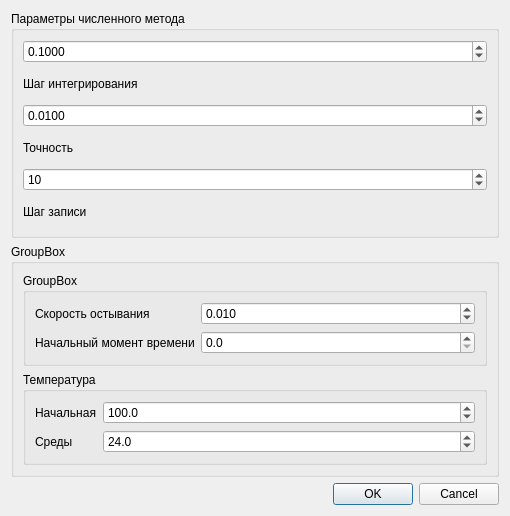
Above: app/ui/KettleForm.ui from ISTU-Labs/pt-2271-2018 before the change. Below: the same form after it.
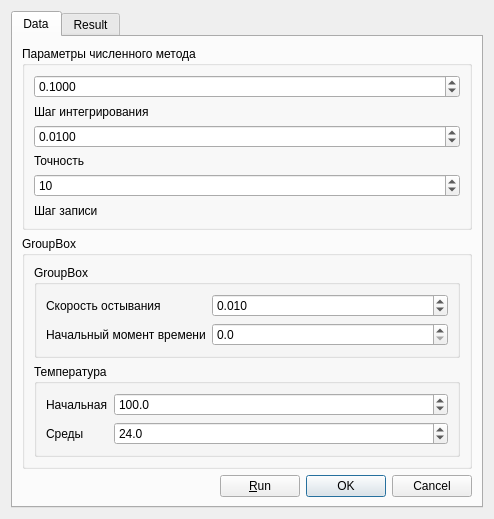
That is the form after the change.

Commit message: Added new tab to the interface

Patch:
```diff
--- a/app/ui/KettleForm.ui
+++ b/app/ui/KettleForm.ui
@@ -6,13 +6,23 @@
    <rect>
     <x>0</x>
     <y>0</y>
-    <width>510</width>
-    <height>516</height>
+    <width>494</width>
+    <height>519</height>
    </rect>
   </property>
   <property name="windowTitle">
    <string>Dialog</string>
   </property>
+  <layout class="QVBoxLayout" name="verticalLayout_5">
+   <item>
+    <widget class="QTabWidget" name="tabs">
+     <property name="currentIndex">
+      <number>0</number>
+     </property>
+     <widget class="QWidget" name="tab">
+      <attribute name="title">
+       <string>Data</string>
+      </attribute>
   <layout class="QVBoxLayout" name="verticalLayout_3">
    <item>
     <widget class="QGroupBox" name="groupBox_2">
@@ -225,6 +235,30 @@
     </widget>
    </item>
    <item>
+        <layout class="QHBoxLayout" name="horizontalLayout_2">
+         <item>
+          <spacer name="horizontalSpacer">
+           <property name="orientation">
+            <enum>Qt::Horizontal</enum>
+           </property>
+           <property name="sizeHint" stdset="0">
+            <size>
+             <width>40</width>
+             <height>20</height>
+            </size>
+           </property>
+          </spacer>
+         </item>
+         <item>
+          <layout class="QHBoxLayout" name="horizontalLayout">
+           <item>
+            <widget class="QPushButton" name="run">
+             <property name="text">
+              <string>&amp;Run</string>
+             </property>
+            </widget>
+           </item>
+           <item>
     <widget class="QDialogButtonBox" name="buttonBox">
      <property name="orientation">
       <enum>Qt::Horizontal</enum>
@@ -232,6 +266,24 @@
      <property name="standardButtons">
       <set>QDialogButtonBox::Cancel|QDialogButtonBox::Ok</set>
      </property>
+            </widget>
+           </item>
+          </layout>
+         </item>
+        </layout>
+       </item>
+      </layout>
+     </widget>
+     <widget class="QWidget" name="tab_2">
+      <attribute name="title">
+       <string>Result</string>
+      </attribute>
+      <layout class="QVBoxLayout" name="verticalLayout_6">
+       <item>
+        <widget class="QGraphicsView" name="result"/>
+       </item>
+      </layout>
+     </widget>
     </widget>
    </item>
   </layout>
```
Lines whose indentation alone changed are shown as unchanged. The commit also changes 5 other files.
